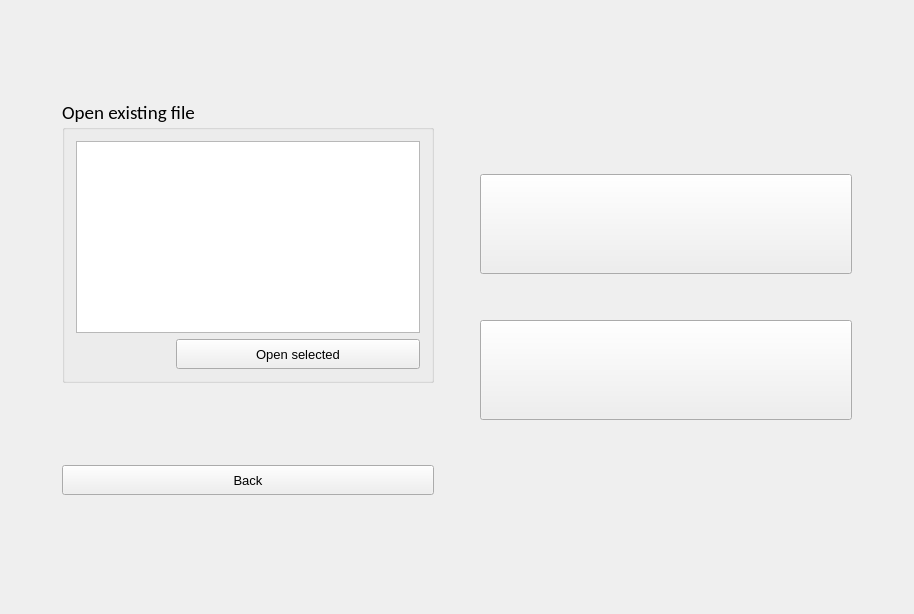
Qt form textedit/landingpage.ui (pgallo725/livetext-pds) before a commit.
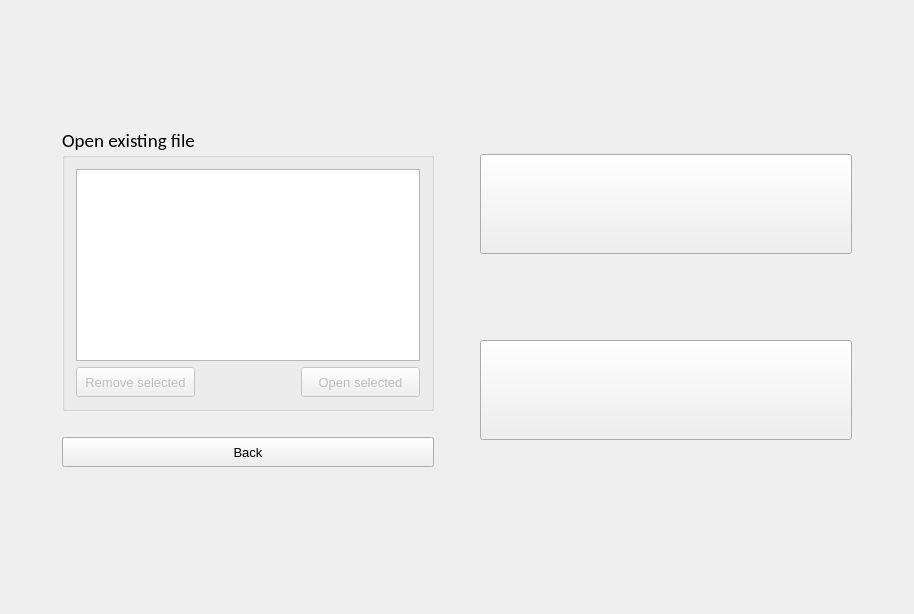
The same form after that commit.

Diff of the .ui file:
```diff
--- a/textedit/landingpage.ui
+++ b/textedit/landingpage.ui
@@ -810,6 +810,28 @@
                </item>
                <item>
                 <layout class="QHBoxLayout" name="horizontalLayout_4">
+                 <item>
+                  <widget class="QPushButton" name="pushButton_remove">
+                   <property name="enabled">
+                    <bool>false</bool>
+                   </property>
+                   <property name="minimumSize">
+                    <size>
+                     <width>0</width>
+                     <height>30</height>
+                    </size>
+                   </property>
+                   <property name="font">
+                    <font>
+                     <family>MS Shell Dlg 2</family>
+                     <pointsize>10</pointsize>
+                    </font>
+                   </property>
+                   <property name="text">
+                    <string>Remove selected</string>
+                   </property>
+                  </widget>
+                 </item>
                  <item>
                   <spacer name="horizontalSpacer">
                    <property name="orientation">
@@ -829,7 +851,7 @@
                  <item>
                   <widget class="QPushButton" name="pushButton_open">
                    <property name="enabled">
-                    <bool>true</bool>
+                    <bool>false</bool>
                    </property>
                    <property name="sizePolicy">
                     <sizepolicy hsizetype="Preferred" vsizetype="Preferred">
@@ -868,10 +890,13 @@
             <property name="orientation">
              <enum>Qt::Vertical</enum>
             </property>
+            <property name="sizeType">
+             <enum>QSizePolicy::Preferred</enum>
+            </property>
             <property name="sizeHint" stdset="0">
              <size>
               <width>20</width>
-              <height>40</height>
+              <height>20</height>
              </size>
             </property>
            </spacer>
@@ -965,7 +990,7 @@
             <property name="sizeHint" stdset="0">
              <size>
               <width>20</width>
-              <height>40</height>
+              <height>80</height>
              </size>
             </property>
            </spacer>
```
